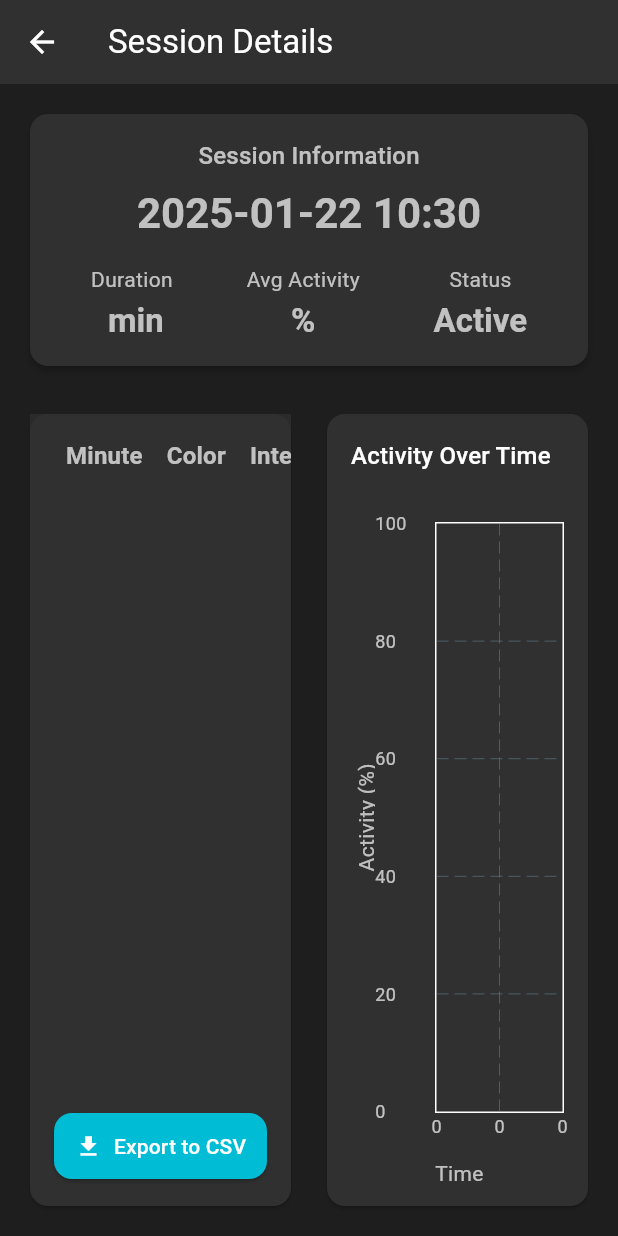
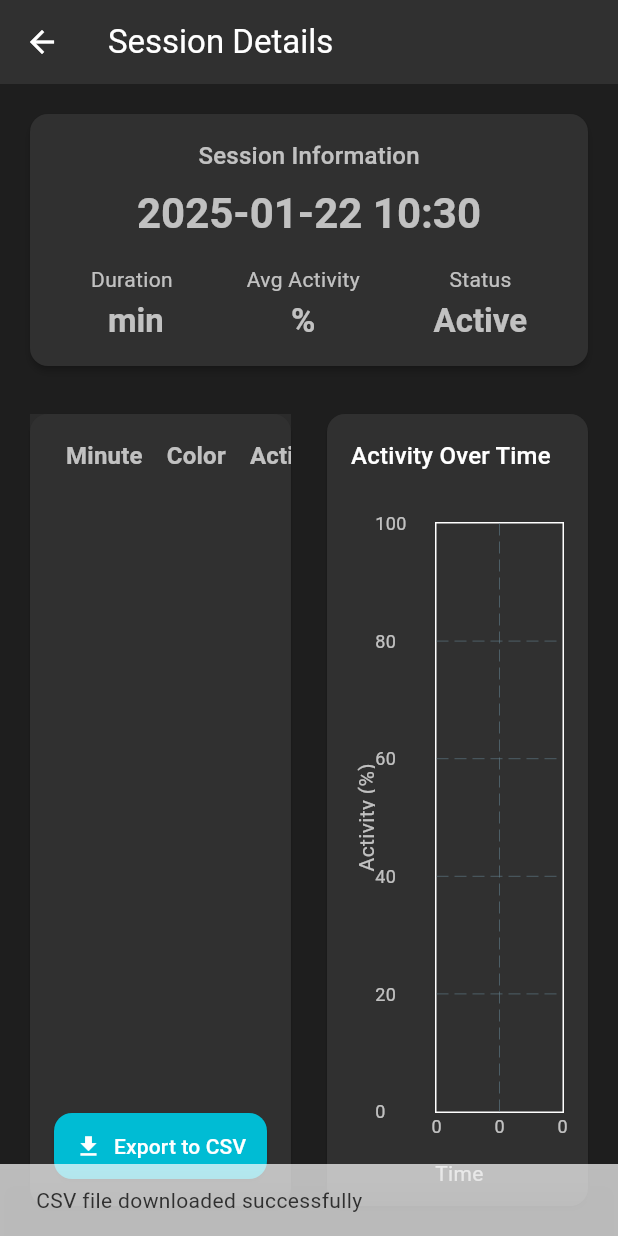
Before and after one commit to BasharAbuLeil/W25_presenceMonitoring, a Flutter app: the SessionDataPage screen opened directly with empty values, after a tap on "Export to CSV", on a phone screen of 412 x 824 dp. Run offline on Flutter 3.47's test engine with Material 3 defaults, Android fonts, the phone set to English and light mode, and no system bars; drawn by our look-alikes of fl_chart; our stand-ins replace cloud_firestore, csv, firebase_auth, firebase_core; missing offline and left inert: dart:html; accounts and stored records are empty.

Commit message:
Update session_data.dart

```diff
--- a/lib/session_data.dart
+++ b/lib/session_data.dart
@@ -116,16 +116,99 @@ class _SessionDataPageState extends State<SessionDataPage> {
     );
   }
 
-  // Your existing _exportToCsv and _showErrorDialog methods remain the same
-  void _exportToCsv(List<QueryDocumentSnapshot> minuteDocs,
-      String sessionDate) {
-    // Your existing code
+  void _exportToCsv(List<QueryDocumentSnapshot> minuteDocs, String sessionDocID) {
+    try {
+      // First get the session document to access the session date
+      _firestore.collection('sessions').doc(sessionDocID).get().then((sessionDoc) {
+        if (sessionDoc.exists) {
+          final sessionData = sessionDoc.data() as Map<String, dynamic>;
+          final Timestamp? dateTs = sessionData['date'] as Timestamp?;
+          final dateString = dateTs != null
+              ? DateFormat('yyyy-MM-dd HH:mm').format(dateTs.toDate())
+              : 'N/A';
+
+          // Prepare CSV headers and data
+          List<List<dynamic>> rows = [
+            ['Session Date: $dateString'],
+            [], // Empty row for spacing
+            ['Minute', 'Color', 'Activity', 'Relaxed']
+          ];
+
+          // Populate rows from Firestore documents
+          for (var doc in minuteDocs) {
+            final logData = doc.data() as Map<String, dynamic>;
+            rows.add([
+              logData['minuteIndex'] ?? '',
+              logData['color'] ?? '',
+              '${logData['activity'] ?? ''}%',
+              (logData['relaxed'] == true) ? 'Yes' : 'No',
+            ]);
+          }
+
+          // Convert to CSV
+          String csvData = const ListToCsvConverter().convert(rows);
+
+          // Create blob
+          final bytes = utf8.encode(csvData);
+          final blob = html.Blob([bytes]);
+          final url = html.Url.createObjectUrlFromBlob(blob);
+
+          // Create download link with session date in filename
+          final safeFileName = dateString.replaceAll(':', '-').replaceAll(' ', '_');
+          final anchor = html.AnchorElement(href: url)
+            ..setAttribute("download", "session_data_$safeFileName.csv")
+            ..click();
+
+          // Clean up
+          html.Url.revokeObjectUrl(url);
+
+          // Show success message
+          ScaffoldMessenger.of(context).showSnackBar(
+            const SnackBar(
+              content: Text('CSV file downloaded successfully'),
+              duration: Duration(seconds: 2),
+            ),
+          );
+        } else {
+          _showErrorDialog('Session data not found');
+        }
+      }).catchError((error) {
+        _showErrorDialog('Failed to fetch session data: $error');
+      });
+    } catch (e) {
+      _showErrorDialog('Failed to export CSV: $e');
+    }
   }
 
   void _showErrorDialog(String message) {
-    // Your existing code
+    showDialog(
+      context: context,
+      builder: (context) => AlertDialog(
+        backgroundColor: Theme.of(context).colorScheme.surface,
+        title: Text(
+          'Error',
+          style: TextStyle(
+            color: Theme.of(context).colorScheme.onErrorContainer,
+          ),
+        ),
+        content: Text(
+          message,
+          style: TextStyle(
+            color: Theme.of(context).colorScheme.onSurface,
+          ),
+        ),
+        actions: [
+          TextButton(
+            onPressed: () => Navigator.of(context).pop(),
+            child: Text(
+              'OK',
+              style: TextStyle(color: AppTheme.accentColor),
+            ),
+          ),
+        ],
+      ),
+    );
   }
-
   Widget _buildInfoCard(String label,
       String value,
       TextTheme textTheme,
@@ -329,7 +412,6 @@ class _SessionDataPageState extends State<SessionDataPage> {
                                       columns: const [
                                         DataColumn(label: Text('Minute')),
                                         DataColumn(label: Text('Color')),
-                                        DataColumn(label: Text('Intensity')),
                                         DataColumn(label: Text('Activity')),
                                         DataColumn(label: Text('Relaxed')),
                                       ],
@@ -342,9 +424,6 @@ class _SessionDataPageState extends State<SessionDataPage> {
                                                   0}')),
                                           DataCell(
                                               Text('${logData['color'] ??
-                                                  'N/A'}')),
-                                          DataCell(Text(
-                                              '${logData['intensity'] ??
                                                   'N/A'}')),
                                           DataCell(
                                               Text('${logData['activity'] ??
@@ -364,19 +443,13 @@ class _SessionDataPageState extends State<SessionDataPage> {
                                 child: SizedBox(
                                   width: 180,
                                   child: ElevatedButton.icon(
-                                    onPressed: () =>
-                                        _exportToCsv(
-                                            minuteDocs,
-                                            DateFormat('yyyy-MM-dd_HH-mm')
-                                                .format(
-                                                DateTime.now())),
+                                    onPressed: () => _exportToCsv(minuteDocs, widget.sessionDocID),
                                     icon: const Icon(Icons.download),
                                     label: const Text('Export to CSV'),
                                     style: ElevatedButton.styleFrom(
                                       backgroundColor: AppTheme.accentColor,
                                       foregroundColor: Colors.white,
-                                      padding: const EdgeInsets.symmetric(
-                                          vertical: 12),
+                                      padding: const EdgeInsets.symmetric(vertical: 12),
                                     ),
                                   ),
                                 ),
```
